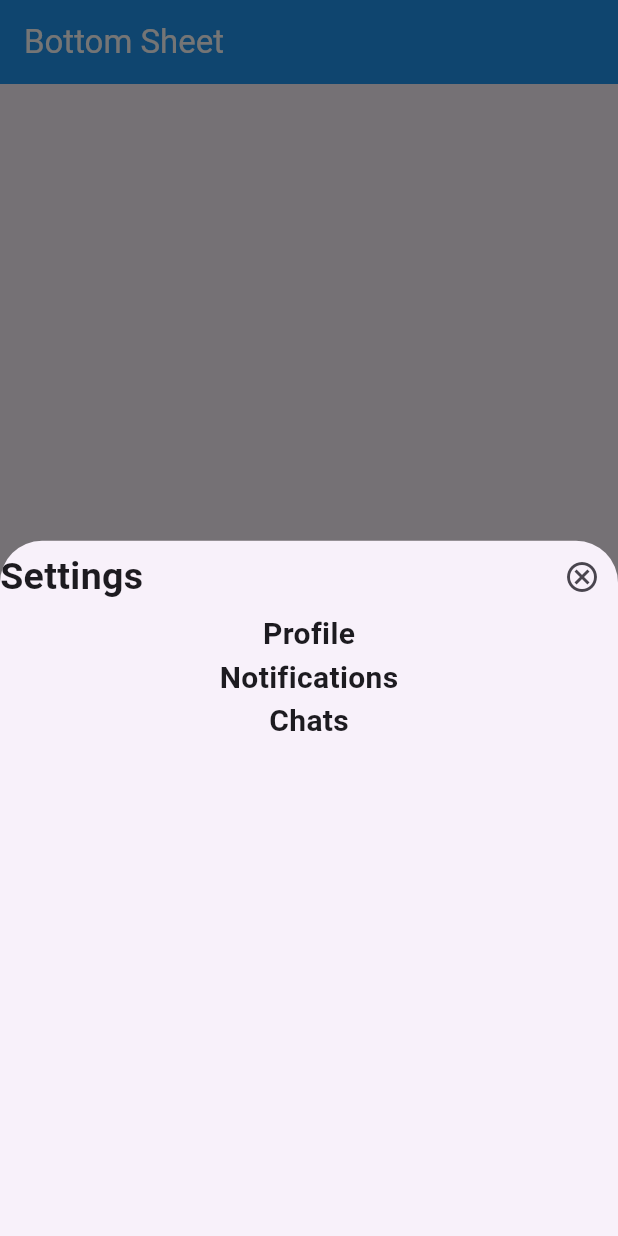
After one commit to AbRehman536/Flutter_sec_12, a Flutter app: the screen it shows after launch, after a tap on "Show Bottom Sheet", on a phone screen of 412 x 824 dp. The commit adds this screen. Run offline on Flutter 3.47's test engine with Material 3 defaults, Android fonts, the phone set to English and light mode, and no system bars; our stand-ins replace pinput.

Commit message:
Dialog and Bottom sheet done

```diff
--- /dev/null
+++ b/lib/bottom_sheet.dart
@@ -0,0 +1,38 @@
+import 'package:flutter/material.dart';
+import 'package:flutter_sec_12/images.dart';
+
+class BottomSheetDemo extends StatelessWidget {
+  const BottomSheetDemo({super.key});
+
+  @override
+  Widget build(BuildContext context) {
+    return Scaffold(
+      appBar: AppBar(
+        title: Text("Bottom Sheet"),
+        backgroundColor: Colors.blue,
+        foregroundColor: Colors.white,
+      ),
+      body: Center(child:
+      ElevatedButton(onPressed: (){
+        showModalBottomSheet(
+          context: context,
+          builder: (BuildContext context) {
+            return Column(children: [
+              Row(
+                mainAxisAlignment: MainAxisAlignment.spaceBetween,
+                children: [
+                Text("Settings",style: TextStyle(fontSize: 25,fontWeight: FontWeight.w700),),
+                IconButton(onPressed: (){
+                  Navigator.pop(context);
+                }, icon: Icon(Icons.cancel_outlined))
+              ],),
+              Text("Profile",style: TextStyle(fontSize: 20,fontWeight: FontWeight.w700),),
+              Text("Notifications",style: TextStyle(fontSize: 20,fontWeight: FontWeight.w700),),
+              Text("Chats",style: TextStyle(fontSize: 20,fontWeight: FontWeight.w700),),
+            ],);
+          },);
+      }, child: Text("Show Bottom Sheet"))
+        ,),
+    );
+  }
+}
--- a/lib/main.dart
+++ b/lib/main.dart
@@ -1,5 +1,7 @@
 import 'package:flutter/material.dart';
 import 'package:flutter_sec_12/app_bar.dart';
+import 'package:flutter_sec_12/bottom_sheet.dart';
+import 'package:flutter_sec_12/dialogox.dart';
 import 'package:flutter_sec_12/images.dart';
 import 'package:flutter_sec_12/login_page.dart';
 import 'package:flutter_sec_12/row_column.dart';
@@ -36,7 +38,7 @@ class MyApp extends StatelessWidget {
         // tested with just a hot reload.
         colorScheme: ColorScheme.fromSeed(seedColor: Colors.deepPurple),
       ),
-      home: OTP(),
+      home: BottomSheetDemo(),
     );
   }
 }
```
Also changed, not shown: lib/dialogox.dart (added, +39 -0 lines).
